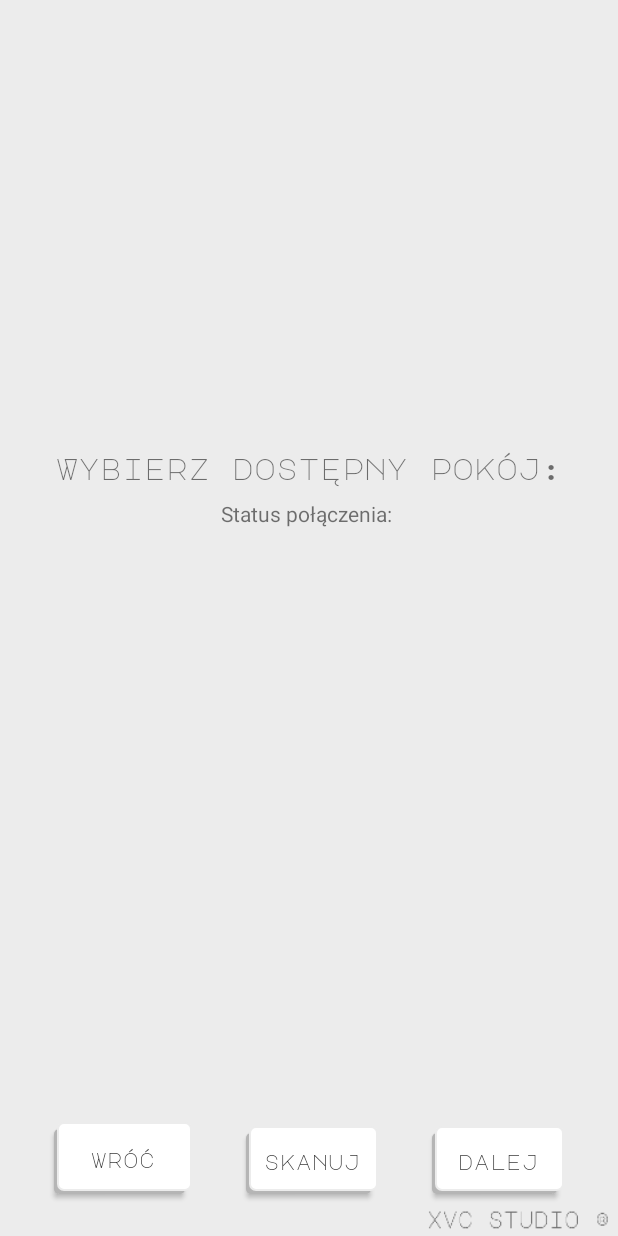
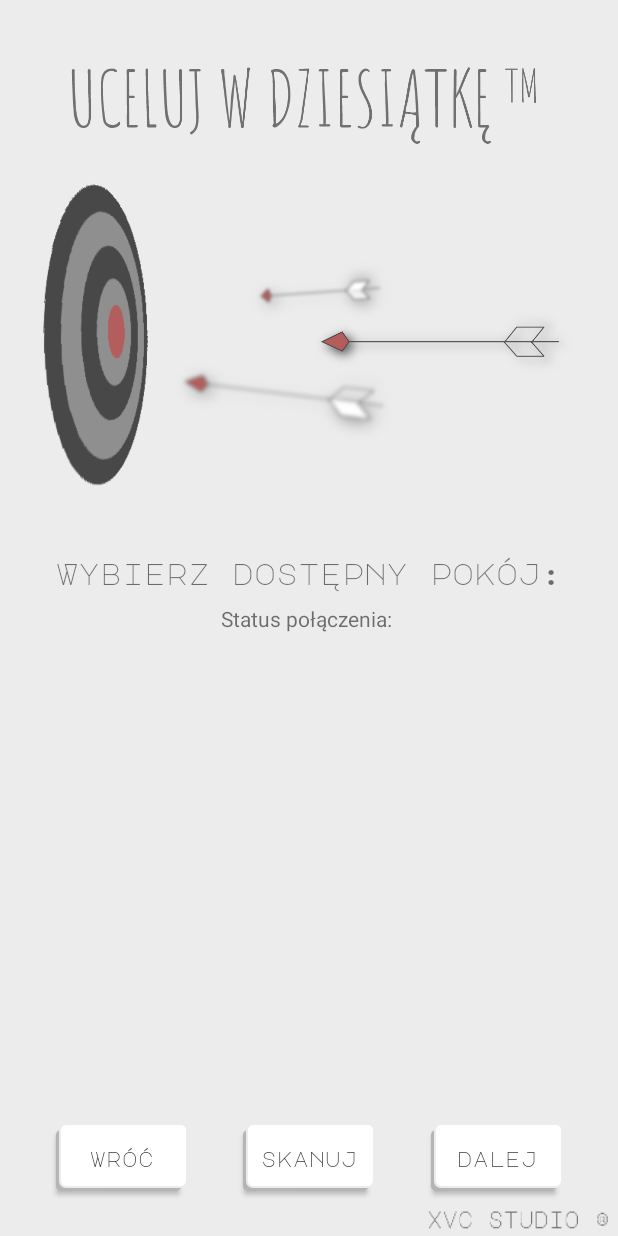
Before and after one commit to creativecbr/UWD_android_studio, an Android app: the layout activity_join_to_room.xml on its own in the app's theme, with its tools: preview values and no code run, on a phone screen of 412 x 824 dp. Run offline under Robolectric (Android 15) with nearby library versions, the phone set to English and light mode, and no system bars.

Commit message:
Modified: - Are files are responsive - cut border from logo - removed toolbar - changed colors of status bar at device

```diff
--- a/app/src/main/java/lesniewski/pawel/uwd_android_studio/DeviceAdapterList.kt
+++ b/app/src/main/java/lesniewski/pawel/uwd_android_studio/DeviceAdapterList.kt
@@ -27,14 +27,14 @@ class DeviceListAdapter(
         convertView: View?,
         parent: ViewGroup
     ): View {
-        var cv: View? = mLayoutInflater.inflate(mViewResourceId, null)
+        val cv: View? = mLayoutInflater.inflate(mViewResourceId, null)
 
         val device = devices[position]
         val deviceName = cv?.findViewById<View>(R.id.tvDeviceName) as TextView
-        val deviceAdress = cv.findViewById<View>(R.id.tvDeviceAddress) as TextView
+        val deviceAddress = cv.findViewById<View>(R.id.tvDeviceAddress) as TextView
 
         deviceName.text = device.name
-        deviceAdress.text = device.address
+        deviceAddress.text = device.address
 
         return cv
     }
--- a/app/src/main/res/layout/activity_join_to_room.xml
+++ b/app/src/main/res/layout/activity_join_to_room.xml
@@ -7,31 +7,49 @@
     android:background="@drawable/background"
     tools:context=".ServerWaitingForPlayers">
 
+    <ImageView
+        android:id="@+id/logo2"
+        android:layout_width="match_parent"
+        android:layout_height="0dp"
+        android:layout_marginStart="25dp"
+        android:layout_marginTop="30dp"
+        android:layout_marginEnd="25dp"
+        android:contentDescription="@string/logo"
+        app:layout_constraintBottom_toTopOf="@+id/guideline3"
+        app:layout_constraintEnd_toEndOf="parent"
+        app:layout_constraintStart_toStartOf="parent"
+        app:layout_constraintTop_toTopOf="parent"
+        app:srcCompat="@drawable/logo" />
+
     <androidx.constraintlayout.widget.Guideline
-        android:id="@+id/guideline2"
+        android:id="@+id/guideline3"
         android:layout_width="wrap_content"
         android:layout_height="wrap_content"
         android:orientation="horizontal"
-        app:layout_constraintGuide_begin="297dp" />
+        app:layout_constraintGuide_percent="0.40218878" />
+
 
     <TextView
         android:id="@+id/seachRoomBaner"
         android:layout_width="wrap_content"
         android:layout_height="wrap_content"
+        android:layout_marginTop="35dp"
         android:fontFamily="@font/major_regular"
         android:text="@string/chooseAvailableRoomBaner"
         android:textSize="20sp"
         app:layout_constraintEnd_toEndOf="parent"
         app:layout_constraintStart_toStartOf="parent"
-        app:layout_constraintTop_toTopOf="@+id/guideline2" />
+        app:layout_constraintTop_toBottomOf="@+id/logo2" />
 
     <ListView
         android:id="@+id/foundDevicesList"
         style="@style/Widget.AppCompat.ListView.Menu"
         android:layout_width="192dp"
-        android:layout_height="wrap_content"
-        android:layout_marginTop="12dp"
+        android:layout_height="0dp"
+        android:layout_marginTop="25dp"
+        android:layout_marginBottom="25dp"
         android:fontFamily="@font/major_regular"
+        app:layout_constraintBottom_toTopOf="@+id/scanButton"
         app:layout_constraintEnd_toEndOf="parent"
         app:layout_constraintHorizontal_bias="0.497"
         app:layout_constraintStart_toStartOf="parent"
@@ -43,7 +61,7 @@
         android:id="@+id/scanButton"
         android:layout_width="wrap_content"
         android:layout_height="@dimen/buttonHeight"
-        android:layout_marginBottom="28dp"
+        android:layout_marginBottom="30dp"
         android:background="@drawable/shadow"
         android:fontFamily="@font/major_regular"
         android:text="@string/scanButton"
@@ -55,9 +73,9 @@
 
     <Button
         android:id="@+id/backButton"
-        android:layout_width="92dp"
-        android:layout_height="48dp"
-        android:layout_marginBottom="28dp"
+        android:layout_width="wrap_content"
+        android:layout_height="@dimen/buttonHeight"
+        android:layout_marginBottom="30dp"
         android:background="@drawable/shadow"
         android:fontFamily="@font/major_regular"
         android:text="@string/backButton"
@@ -71,7 +89,7 @@
         android:id="@+id/refreshListButton"
         android:layout_width="wrap_content"
         android:layout_height="@dimen/buttonHeight"
-        android:layout_marginBottom="28dp"
+        android:layout_marginBottom="30dp"
         android:background="@drawable/shadow"
         android:fontFamily="@font/major_regular"
         android:text="@string/nextButton"
--- a/app/src/main/res/values/colors.xml
+++ b/app/src/main/res/values/colors.xml
@@ -1,8 +1,8 @@
 <?xml version="1.0" encoding="utf-8"?>
 <resources>
-    <color name="colorPrimary">#6200EE</color>
-    <color name="colorPrimaryDark">#3700B3</color>
-    <color name="colorAccent">#03DAC5</color>
+    <color name="colorPrimary">#555555</color>
+    <color name="colorPrimaryDark">#BDBDBD</color>
+    <color name="colorAccent">#ECECEC</color>
 
     <color name="mainColor">#FFFFFF</color>
     <color name="borderLightColor">#ECECEC</color>
--- a/app/src/main/res/values/styles.xml
+++ b/app/src/main/res/values/styles.xml
@@ -1,6 +1,6 @@
 <resources>
     <!-- Base application theme. -->
-    <style name="AppTheme" parent="Theme.AppCompat.Light.DarkActionBar">
+    <style name="AppTheme" parent="Theme.AppCompat.Light.NoActionBar">
         <!-- Customize your theme here. -->
         <item name="colorPrimary">@color/colorPrimary</item>
         <item name="colorPrimaryDark">@color/colorPrimaryDark</item>
```
Also changed, not shown: app/src/main/java/lesniewski/pawel/uwd_android_studio/JoinToRoom.kt (+13 -9 lines), app/src/main/java/lesniewski/pawel/uwd_android_studio/ServerWaitingForPlayers.kt (+4 -3 lines), app/src/main/res/layout/activity_create_room.xml (+9 -4 lines), app/src/main/res/layout/activity_main.xml (+20 -6 lines), app/src/main/res/layout/activity_server_waiting_for_players.xml (+27 -12 lines), app/src/main/res/layout/fragment_game_about_author.xml (+22 -8 lines), app/src/main/res/layout/fragment_game_how_to_play.xml (+22 -8 lines), app/src/main/res/drawable-hdpi/logo.png, app/src/main/res/drawable-ldpi/logo.png, app/src/main/res/drawable-mdpi/logo.png, app/src/main/res/drawable-xhdpi/logo.png, app/src/main/res/drawable-xxhdpi/logo.png, app/src/main/res/drawable-xxxhdpi/logo.png.
